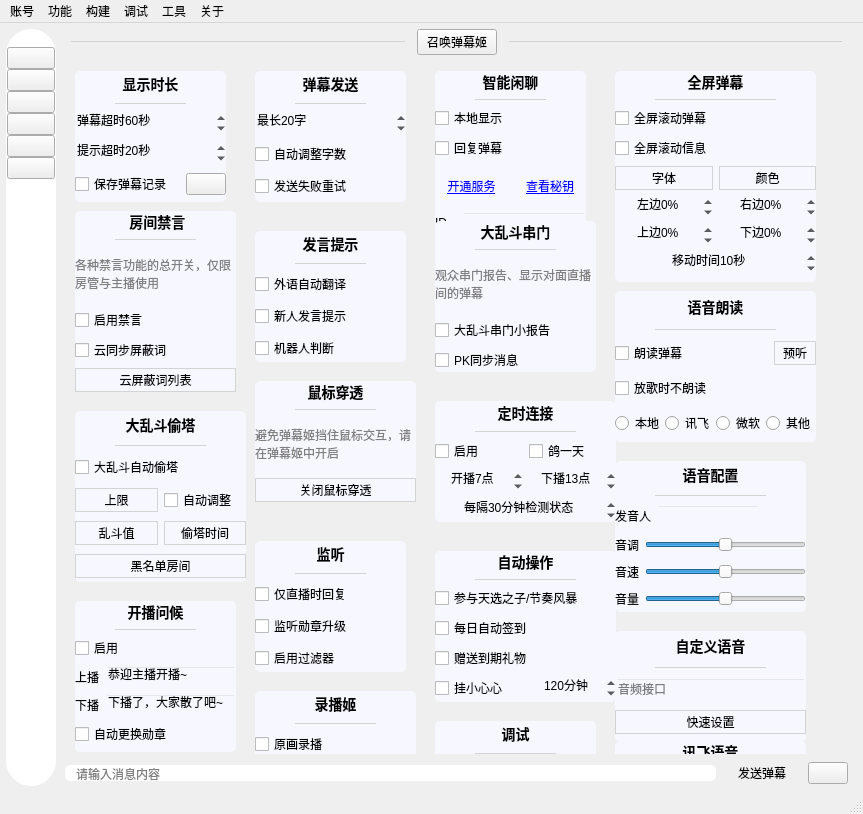
First picture: the form in mainwindow/mainwindow.ui, repository iwxyi/Bilibili-MagicalDanmaku, before the edit.
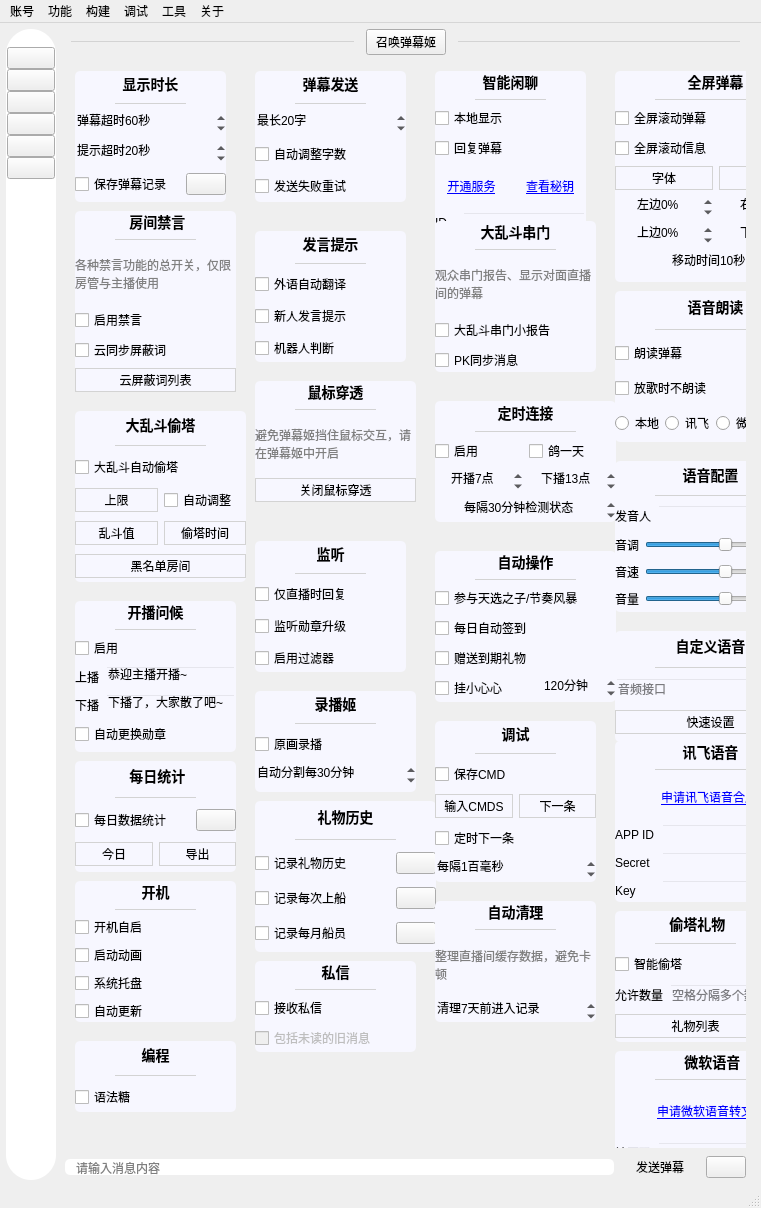
Second picture: the form after the edit. Icons and pictures are not drawn. Custom widgets are drawn as their Qt base class.

Commit message: 添加便捷的语法糖

```diff
--- a/mainwindow/mainwindow.ui
+++ b/mainwindow/mainwindow.ui
@@ -6,8 +6,8 @@
    <rect>
     <x>0</x>
     <y>0</y>
-    <width>863</width>
-    <height>814</height>
+    <width>761</width>
+    <height>1208</height>
    </rect>
   </property>
   <property name="windowTitle">
@@ -1544,8 +1544,8 @@
             <rect>
              <x>0</x>
              <y>0</y>
-             <width>783</width>
-             <height>694</height>
+             <width>681</width>
+             <height>1088</height>
             </rect>
            </property>
            <property name="styleSheet">
@@ -5525,6 +5525,88 @@
              </item>
             </layout>
            </widget>
+           <widget class="QWidget" name="programmingSettingsCard" native="true">
+            <property name="geometry">
+             <rect>
+              <x>10</x>
+              <y>980</y>
+              <width>161</width>
+              <height>71</height>
+             </rect>
+            </property>
+            <property name="styleSheet">
+             <string notr="true">#programmingSettingsCard
+{
+	background: #f7f7ff;
+	border: none;
+	border-radius: 5px;
+}</string>
+            </property>
+            <layout class="QVBoxLayout" name="verticalLayout_75">
+             <item>
+              <widget class="QLabel" name="label_62">
+               <property name="sizePolicy">
+                <sizepolicy hsizetype="Preferred" vsizetype="Fixed">
+                 <horstretch>0</horstretch>
+                 <verstretch>0</verstretch>
+                </sizepolicy>
+               </property>
+               <property name="styleSheet">
+                <string notr="true">font-size: 14px;
+font-weight: 500;</string>
+               </property>
+               <property name="text">
+                <string>编程</string>
+               </property>
+               <property name="alignment">
+                <set>Qt::AlignCenter</set>
+               </property>
+              </widget>
+             </item>
+             <item>
+              <widget class="QWidget" name="widget_37" native="true">
+               <property name="minimumSize">
+                <size>
+                 <width>0</width>
+                 <height>1</height>
+                </size>
+               </property>
+               <property name="maximumSize">
+                <size>
+                 <width>16777215</width>
+                 <height>1</height>
+                </size>
+               </property>
+               <property name="styleSheet">
+                <string notr="true">background: lightgray;
+margin: 40px;</string>
+               </property>
+              </widget>
+             </item>
+             <item>
+              <widget class="CheckBox1" name="syntacticSugarCheck">
+               <property name="cursor">
+                <cursorShape>PointingHandCursor</cursorShape>
+               </property>
+               <property name="toolTip">
+                <string>开启简化的代码功能，但可能会与用户弹幕重合，导致意外的修改行为。
+支持的语法糖如下：
+{key} = val	等同于	&gt;setValue(key, val)
+{key} += val	等同于	&gt;setValue(key, %[%{key}%+val]%)
+{key} -= val
+{key} *= val
+{key} /= val
+{key} %= val
+{key}++		等同于 &gt;setValue(key, %[%{key}%+1]%)
+{key}--</string>
+               </property>
+               <property name="text">
+                <string>语法糖</string>
+               </property>
+              </widget>
+             </item>
+            </layout>
+           </widget>
           </widget>
          </widget>
         </item>
@@ -8585,7 +8667,7 @@
     <rect>
      <x>0</x>
      <y>0</y>
-     <width>863</width>
+     <width>761</width>
      <height>23</height>
     </rect>
    </property>
```
The commit also changes 2 other files.
